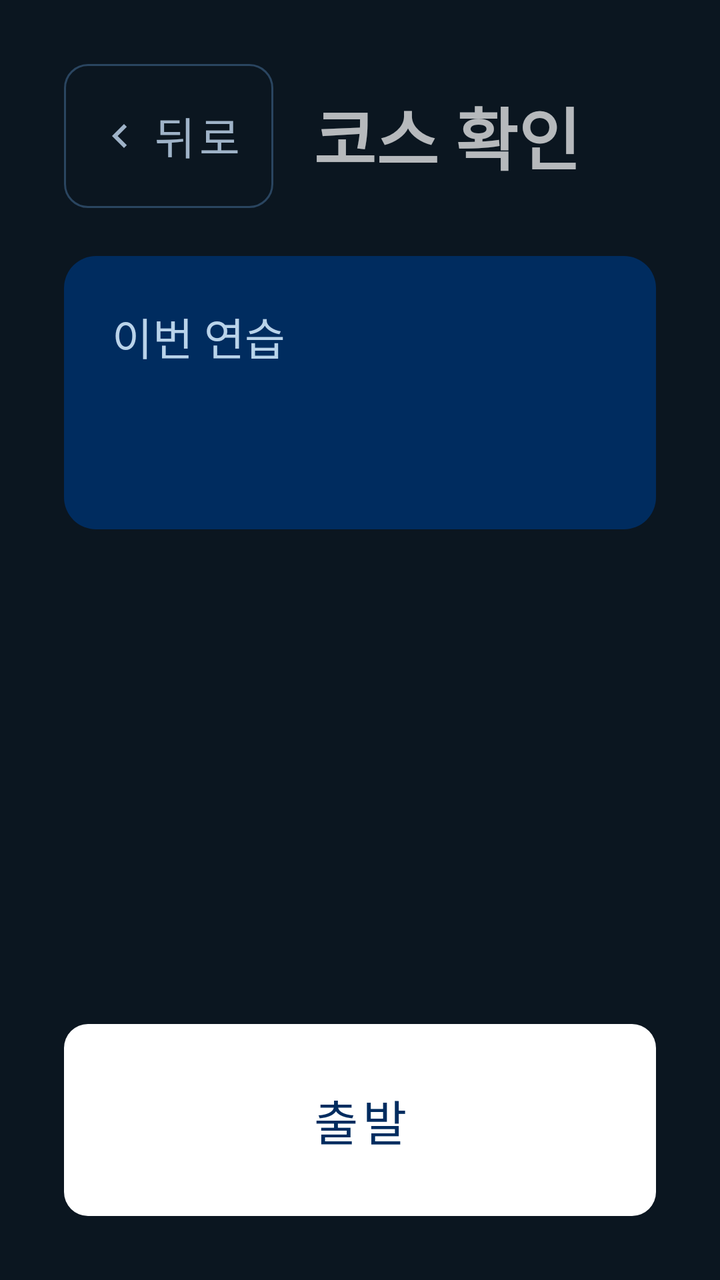
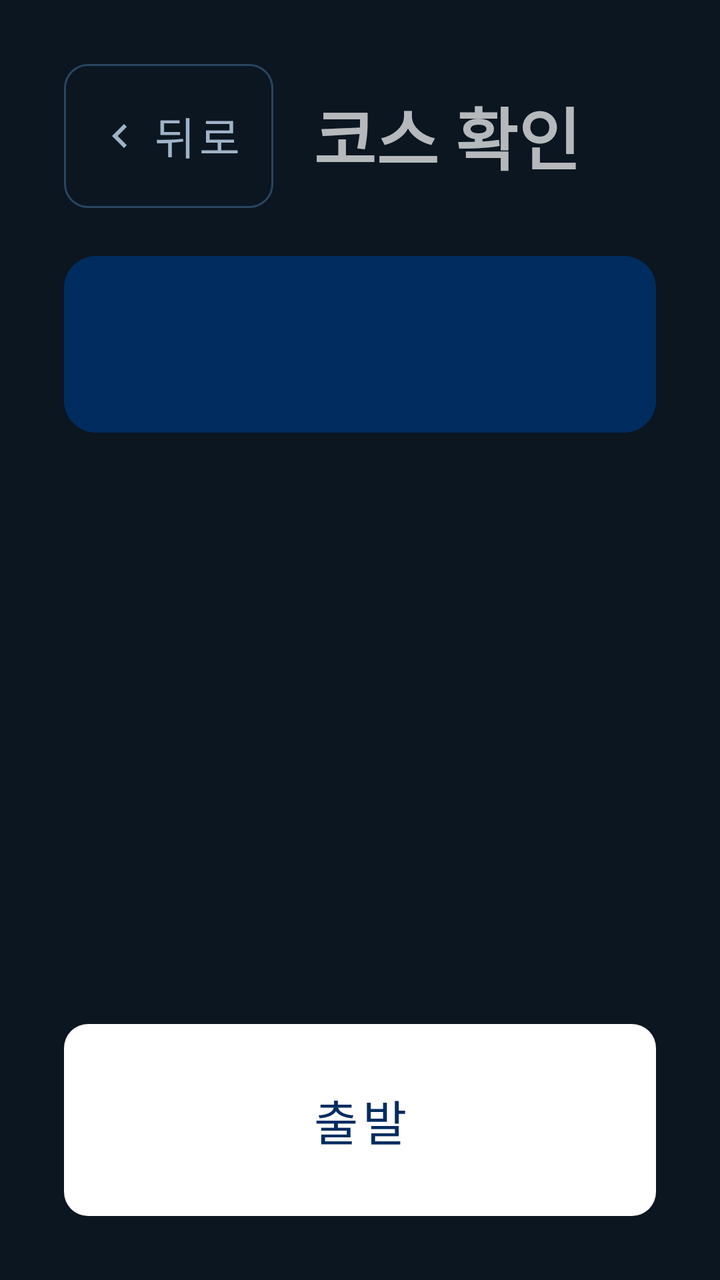

Two renders of the same Android screen: before a commit and after it. Below are the layout's source before the change and the commit's diff.
<!-- AndroidManifest.xml: application theme Theme.Jeonunbochocar -->
<!-- res/layout/screen_confirm.xml -->
<?xml version="1.0" encoding="utf-8"?>
<LinearLayout xmlns:android="http://schemas.android.com/apk/res/android"
    xmlns:app="http://schemas.android.com/apk/res-auto"
    android:layout_width="match_parent"
    android:layout_height="match_parent"
    android:orientation="vertical"
    android:padding="32dp">

    <LinearLayout
        android:layout_width="match_parent"
        android:layout_height="wrap_content"
        android:gravity="center_vertical"
        android:orientation="horizontal">

        <Button
            android:id="@+id/btnBack"
            style="@style/Jb.Button.Back"
            android:layout_width="wrap_content"
            android:layout_height="72dp"
            android:layout_marginEnd="20dp"
            android:text="뒤로" />

        <TextView
            android:layout_width="wrap_content"
            android:layout_height="wrap_content"
            android:text="코스 확인"
            android:textSize="34sp"
            android:textStyle="bold" />
    </LinearLayout>

    <ScrollView
        android:layout_width="match_parent"
        android:layout_height="0dp"
        android:layout_marginTop="24dp"
        android:layout_weight="1">

        <LinearLayout
            android:id="@+id/screenContent"
            android:layout_width="match_parent"
            android:layout_height="wrap_content"
            android:orientation="vertical">

            <LinearLayout
                android:layout_width="match_parent"
                android:layout_height="wrap_content"
                android:layout_marginTop="0dp"
                android:background="@drawable/bg_level_card"
                android:orientation="vertical"
                android:padding="24dp">

                <TextView
                    android:layout_width="wrap_content"
                    android:layout_height="wrap_content"
                    android:layout_marginTop="0dp"
                    android:text="이번 연습"
                    android:textColor="@color/jb_on_navy_secondary"
                    android:textSize="22sp" />

                <TextView
                    android:id="@+id/courseInfo"
                    android:layout_width="wrap_content"
                    android:layout_height="wrap_content"
                    android:layout_marginTop="8dp"
                    android:textSize="36sp"
                    android:textStyle="bold" />
            </LinearLayout>
        </LinearLayout>
    </ScrollView>

    <Button
        android:id="@+id/btnStart"
        style="@style/Jb.Button.Primary"
        android:layout_width="match_parent"
        android:layout_height="96dp"
        android:layout_marginTop="16dp"
        android:text="출발" />
</LinearLayout>
<!-- resources referenced by this layout -->
<resources>
  <color name="jb_on_navy_secondary">#B9D3EA</color>
  <!-- drawable bg_level_card (drawable) -->
  <?xml version="1.0" encoding="utf-8"?>
  <shape xmlns:android="http://schemas.android.com/apk/res/android">
      <solid android:color="@color/jb_navy" />
      <corners android:radius="16dp" />
  </shape>
  <style name="Jb.Button.Back" parent="Widget.MaterialComponents.Button.OutlinedButton">
          <item name="strokeColor">@color/jb_outline</item>
          <item name="android:textColor">@color/jb_text_secondary</item>
          <item name="android:textSize">22sp</item>
          <item name="cornerRadius">12dp</item>
          <item name="icon">@drawable/ic_chevron_left</item>
          <item name="iconTint">@color/jb_text_secondary</item>
          <item name="android:minHeight">72dp</item>
          <item name="android:insetTop">0dp</item>
          <item name="android:insetBottom">0dp</item>
      </style>
  <style name="Jb.Button.Primary">
          <item name="backgroundTint">@color/white</item>
          <item name="android:textColor">@color/jb_navy</item>
      </style>
  <style name="Theme.Jeonunbochocar" parent="Theme.MaterialComponents.NoActionBar">
          <item name="colorPrimary">@color/jb_accent</item>
          <item name="colorPrimaryVariant">@color/jb_navy</item>
          <item name="colorOnPrimary">@color/jb_background</item>
          <item name="colorSecondary">@color/jb_accent</item>
          <item name="colorOnSecondary">@color/jb_background</item>
          <item name="android:windowBackground">@color/jb_background</item>
          <item name="android:statusBarColor">@color/jb_background</item>
          <item name="materialButtonStyle">@style/Jb.Button</item>
      </style>
  <color name="jb_navy">#002C5F</color>
  <color name="jb_outline">#2A4560</color>
  <color name="jb_text_secondary">#9FB3C8</color>
  <!-- drawable ic_chevron_left (drawable) -->
  <?xml version="1.0" encoding="utf-8"?>
  <vector xmlns:android="http://schemas.android.com/apk/res/android"
      android:width="24dp"
      android:height="24dp"
      android:viewportWidth="24"
      android:viewportHeight="24">
      <path
          android:fillColor="#FFFFFFFF"
          android:pathData="M15.41,7.41L14,6l-6,6 6,6 1.41,-1.41L10.83,12z" />
  </vector>
  <color name="white">#FFFFFFFF</color>
  <color name="jb_accent">#00AAD2</color>
  <color name="jb_background">#0B1620</color>
  <style name="Jb.Button" parent="Widget.MaterialComponents.Button.UnelevatedButton">
          <item name="backgroundTint">@color/jb_card</item>
          <item name="android:textColor">@color/white</item>
          <item name="android:textSize">24sp</item>
          <item name="cornerRadius">12dp</item>
          <item name="android:insetTop">0dp</item>
          <item name="android:insetBottom">0dp</item>
      </style>
  <color name="jb_card">#13283F</color>
</resources>

<!-- the commit's change to res/layout/screen_confirm.xml (unified diff, before → after) -->
@@ -1,6 +1,5 @@
 <?xml version="1.0" encoding="utf-8"?>
 <LinearLayout xmlns:android="http://schemas.android.com/apk/res/android"
-    xmlns:app="http://schemas.android.com/apk/res-auto"
     android:layout_width="match_parent"
     android:layout_height="match_parent"
     android:orientation="vertical"
@@ -35,34 +34,190 @@
         android:layout_weight="1">
 
         <LinearLayout
-            android:id="@+id/screenContent"
             android:layout_width="match_parent"
             android:layout_height="wrap_content"
             android:orientation="vertical">
 
+            
             <LinearLayout
                 android:layout_width="match_parent"
                 android:layout_height="wrap_content"
-                android:layout_marginTop="0dp"
                 android:background="@drawable/bg_level_card"
                 android:orientation="vertical"
                 android:padding="24dp">
 
                 <TextView
-                    android:layout_width="wrap_content"
-                    android:layout_height="wrap_content"
-                    android:layout_marginTop="0dp"
-                    android:text="이번 연습"
+                    android:id="@+id/courseInfo"
+                    android:layout_width="wrap_content"
+                    android:layout_height="wrap_content"
+                    android:textSize="30sp"
+                    android:textStyle="bold" />
+
+                <LinearLayout
+                    android:id="@+id/routeLine"
+                    android:layout_width="wrap_content"
+                    android:layout_height="wrap_content"
+                    android:layout_marginTop="4dp"
+                    android:gravity="bottom"
+                    android:orientation="horizontal"
+                    android:visibility="gone">
+
+                    <TextView
+                        android:id="@+id/routeDistance"
+                        android:layout_width="wrap_content"
+                        android:layout_height="wrap_content"
+                        android:textSize="56sp"
+                        android:textStyle="bold" />
+
+                    <TextView
+                        android:id="@+id/routeTime"
+                        android:layout_width="wrap_content"
+                        android:layout_height="wrap_content"
+                        android:layout_marginStart="16dp"
+                        android:layout_marginBottom="8dp"
+                        android:textColor="@color/jb_on_navy_secondary"
+                        android:textSize="28sp"
+                        android:textStyle="bold" />
+                </LinearLayout>
+
+                <TextView
+                    android:id="@+id/routeNote"
+                    android:layout_width="wrap_content"
+                    android:layout_height="wrap_content"
+                    android:layout_marginTop="4dp"
+                    android:text="출발한 곳으로 다시 돌아와요"
                     android:textColor="@color/jb_on_navy_secondary"
+                    android:textSize="22sp"
+                    android:visibility="gone" />
+            </LinearLayout>
+
+            
+            <LinearLayout
+                android:id="@+id/summaryCard"
+                android:layout_width="match_parent"
+                android:layout_height="wrap_content"
+                android:layout_marginTop="16dp"
+                android:background="@drawable/bg_card"
+                android:orientation="vertical"
+                android:padding="24dp"
+                android:visibility="gone">
+
+                <TextView
+                    android:layout_width="wrap_content"
+                    android:layout_height="wrap_content"
+                    android:text="이 코스에서 하게 될 것"
+                    android:textColor="@color/jb_text_secondary"
                     android:textSize="22sp" />
 
-                <TextView
-                    android:id="@+id/courseInfo"
-                    android:layout_width="wrap_content"
-                    android:layout_height="wrap_content"
-                    android:layout_marginTop="8dp"
-                    android:textSize="36sp"
+                <LinearLayout
+                    android:layout_width="match_parent"
+                    android:layout_height="wrap_content"
+                    android:layout_marginTop="12dp"
+                    android:orientation="horizontal">
+
+                    <TextView
+                        android:id="@+id/statRight"
+                        android:layout_width="0dp"
+                        android:layout_height="wrap_content"
+                        android:layout_weight="1"
+                        android:background="@drawable/bg_stat"
+                        android:gravity="center"
+                        android:padding="12dp"
+                        android:textSize="22sp" />
+
+                    <TextView
+                        android:id="@+id/statLeft"
+                        android:layout_width="0dp"
+                        android:layout_height="wrap_content"
+                        android:layout_marginHorizontal="8dp"
+                        android:layout_weight="1"
+                        android:background="@drawable/bg_stat"
+                        android:gravity="center"
+                        android:padding="12dp"
+                        android:textSize="22sp" />
+
+                    <TextView
+                        android:id="@+id/statUturn"
+                        android:layout_width="0dp"
+                        android:layout_height="wrap_content"
+                        android:layout_weight="1"
+                        android:background="@drawable/bg_stat"
+                        android:gravity="center"
+                        android:padding="12dp"
+                        android:textSize="22sp" />
+                </LinearLayout>
+
+                <TextView
+                    android:layout_width="wrap_content"
+                    android:layout_height="wrap_content"
+                    android:layout_marginTop="20dp"
+                    android:text="연습 상황"
+                    android:textColor="@color/jb_text_secondary"
+                    android:textSize="22sp" />
+
+                <TextView
+                    android:id="@+id/routeSituations"
+                    android:layout_width="wrap_content"
+                    android:layout_height="wrap_content"
+                    android:layout_marginTop="4dp"
+                    android:textSize="26sp"
                     android:textStyle="bold" />
+
+                <LinearLayout
+                    android:id="@+id/routeFirstGroup"
+                    android:layout_width="match_parent"
+                    android:layout_height="wrap_content"
+                    android:orientation="vertical">
+
+                    <TextView
+                        android:layout_width="wrap_content"
+                        android:layout_height="wrap_content"
+                        android:layout_marginTop="20dp"
+                        android:text="출발하면 먼저"
+                        android:textColor="@color/jb_text_secondary"
+                        android:textSize="22sp" />
+
+                    <TextView
+                        android:id="@+id/routeFirst"
+                        android:layout_width="wrap_content"
+                        android:layout_height="wrap_content"
+                        android:layout_marginTop="4dp"
+                        android:textSize="26sp"
+                        android:textStyle="bold" />
+
+                    <TextView
+                        android:id="@+id/routeFirstAdvice"
+                        android:layout_width="wrap_content"
+                        android:layout_height="wrap_content"
+                        android:textColor="@color/jb_accent_soft"
+                        android:textSize="22sp"
+                        android:textStyle="bold" />
+                </LinearLayout>
+            </LinearLayout>
+
+            
+            <LinearLayout
+                android:id="@+id/pointsCard"
+                android:layout_width="match_parent"
+                android:layout_height="wrap_content"
+                android:layout_marginTop="16dp"
+                android:background="@drawable/bg_card"
+                android:orientation="vertical"
+                android:padding="24dp"
+                android:visibility="gone">
+
+                <TextView
+                    android:layout_width="wrap_content"
+                    android:layout_height="wrap_content"
+                    android:text="완주하면 받을 수 있는 포인트"
+                    android:textColor="@color/jb_text_secondary"
+                    android:textSize="22sp" />
+
+                <LinearLayout
+                    android:id="@+id/pointRows"
+                    android:layout_width="match_parent"
+                    android:layout_height="wrap_content"
+                    android:orientation="vertical" />
             </LinearLayout>
         </LinearLayout>
     </ScrollView>
<!-- resource entries referenced after the edit -->
@@ -1,11 +1,19 @@
 <!-- resources referenced by this layout -->
 <resources>
+  <color name="jb_accent_soft">#6FD8F2</color>
   <color name="jb_on_navy_secondary">#B9D3EA</color>
   <!-- drawable bg_level_card (drawable) -->
   <?xml version="1.0" encoding="utf-8"?>
   <shape xmlns:android="http://schemas.android.com/apk/res/android">
       <solid android:color="@color/jb_navy" />
       <corners android:radius="16dp" />
+  </shape>
+  <!-- drawable bg_stat (drawable) -->
+  <?xml version="1.0" encoding="utf-8"?>
+  <shape xmlns:android="http://schemas.android.com/apk/res/android">
+      <solid android:color="@color/jb_background" />
+      <stroke android:width="1dp" android:color="@color/jb_outline" />
+      <corners android:radius="12dp" />
   </shape>
   <style name="Jb.Button.Back" parent="Widget.MaterialComponents.Button.OutlinedButton">
           <item name="strokeColor">@color/jb_outline</item>
@@ -35,6 +43,12 @@
   <color name="jb_navy">#002C5F</color>
   <color name="jb_outline">#2A4560</color>
   <color name="jb_text_secondary">#9FB3C8</color>
+  <!-- drawable bg_card (drawable) -->
+  <?xml version="1.0" encoding="utf-8"?>
+  <shape xmlns:android="http://schemas.android.com/apk/res/android">
+      <solid android:color="@color/jb_card" />
+      <corners android:radius="16dp" />
+  </shape>
   <!-- drawable ic_chevron_left (drawable) -->
   <?xml version="1.0" encoding="utf-8"?>
   <vector xmlns:android="http://schemas.android.com/apk/res/android"
